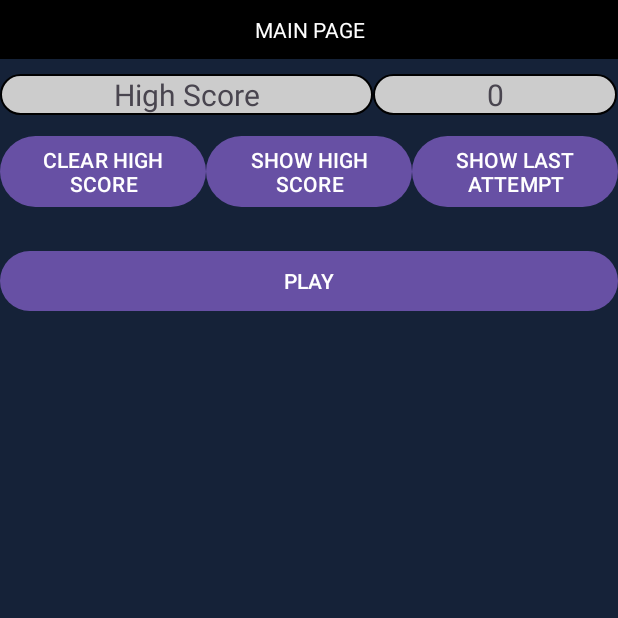
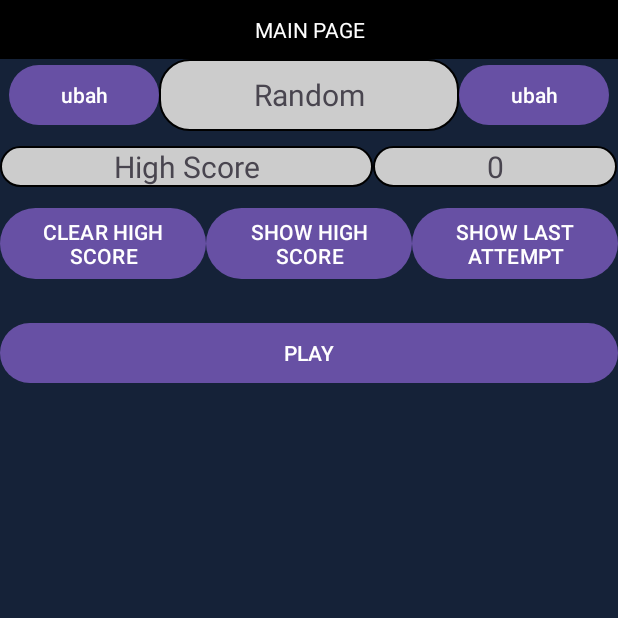
Before and after one commit to FarrynVermilion/UTS, an Android app: the screen it shows after launch (MainActivity), on a phone screen of 412 x 824 dp, the top half of it. Run offline under Robolectric (Android 15) with nearby library versions, the phone set to English and light mode, and no system bars.

Commit message:
add mode

```diff
--- a/app/src/main/res/layout/activity_main.xml
+++ b/app/src/main/res/layout/activity_main.xml
@@ -24,6 +24,42 @@
             android:paddingVertical="10sp"
             />
 
+        <TableLayout
+            android:layout_width="match_parent"
+            android:layout_height="wrap_content"
+            >
+            <TableRow
+                android:layout_width="match_parent"
+                android:layout_height="wrap_content"
+                android:layout_gravity="center_horizontal"
+                android:gravity="center_horizontal"
+                >
+                <Button
+                    android:layout_height="wrap_content"
+                    android:layout_width="100sp"
+                    android:text="@string/m5"
+                    android:onClick="left"
+                    >
+                </Button>
+                <TextView
+                    android:layout_width="200sp"
+                    android:layout_height="match_parent"
+                    android:text="mode"
+                    android:gravity="center"
+                    android:background="@drawable/line"
+                    android:textSize="20sp"
+                    android:id="@+id/mode"
+                    >
+                </TextView>
+                <Button
+                    android:layout_height="wrap_content"
+                    android:layout_width="100sp"
+                    android:text="@string/m5"
+                    android:onClick="right"
+                    >
+                </Button>
+            </TableRow>
+        </TableLayout>
         <TableLayout
             android:layout_width="match_parent"
             android:layout_height="wrap_content"
@@ -77,6 +113,7 @@
                     android:layout_width="0sp"
                     android:text="@string/m3"
                     android:onClick="ShowHiScore"
+                    android:id="@+id/A"
                     >
                 </Button>
                 <Button
@@ -84,6 +121,7 @@
                     android:layout_width="0sp"
                     android:text="@string/m4"
                     android:onClick="showLastPlay"
+                    android:id="@+id/B"
                     >
                 </Button>
             </TableRow>
@@ -99,7 +137,6 @@
             android:layout_marginHorizontal="5sp"
             android:layout_marginVertical="5sp"
             android:background="@color/green"
-            android:visibility="invisible"
             >
         </LinearLayout>
         <LinearLayout
@@ -112,7 +149,6 @@
             android:layout_marginHorizontal="5sp"
             android:layout_marginVertical="5sp"
             android:background="@color/orange"
-            android:visibility="invisible"
             >
         </LinearLayout>
 
--- a/app/src/main/res/values/strings.xml
+++ b/app/src/main/res/values/strings.xml
@@ -7,6 +7,7 @@
     <string name="m2">PLAY</string>
     <string name="m3">SHOW HIGH SCORE</string>
     <string name="m4">SHOW LAST ATTEMPT</string>
+    <string name="m5">ubah</string>
 
     <string name="p">PLAY</string>
     <string name="p0">Jawaban</string>
```
Also changed, not shown: app/src/main/java/com/example/uts/MainActivity.java (+105 -46 lines), app/src/main/java/com/example/uts/play.java (+87 -16 lines), app/src/main/java/com/example/uts/result.java (+5 -3 lines).
